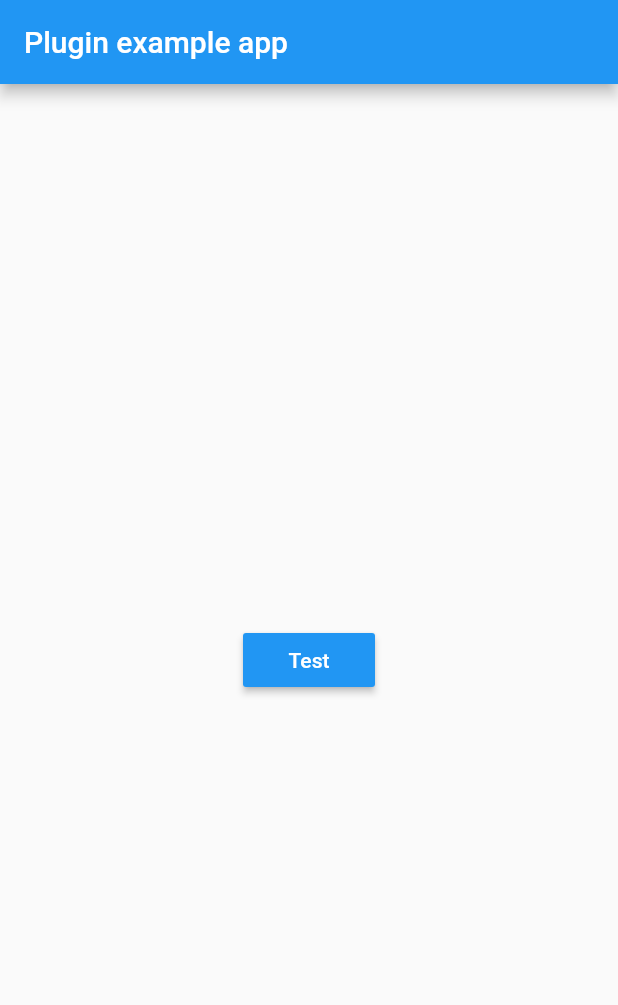
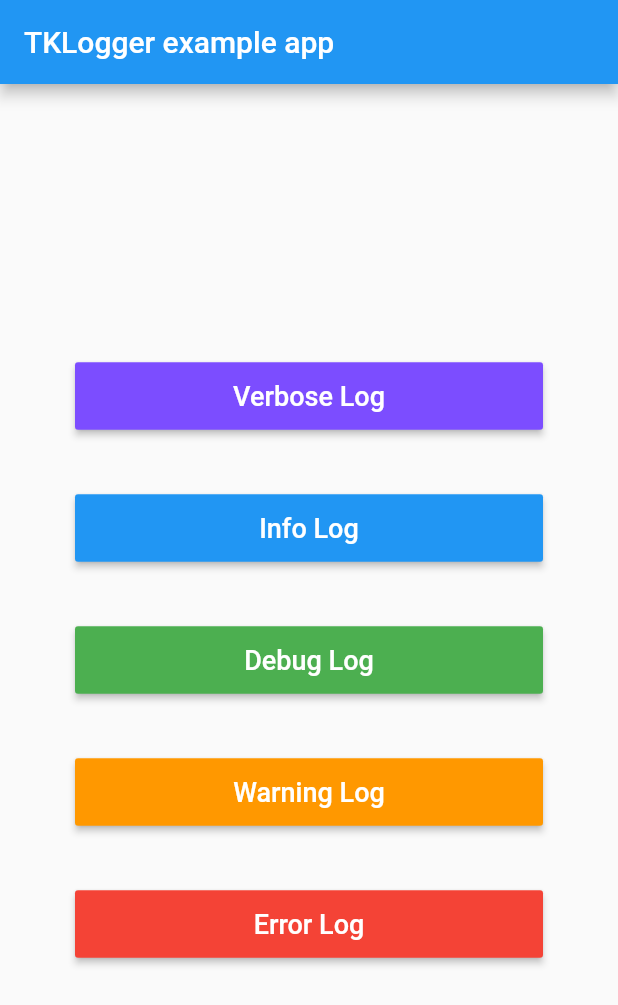
Before and after one commit to shper/TKLogger-Flutter, a Flutter app: the screen it shows after launch, on a phone screen of 412 x 824 dp. Shown: the top 1005 px of the screen. Run offline on Flutter 3.47's test engine with Material 2 defaults, Android fonts, the phone set to English and light mode, and no system bars.

Commit message:
ADD 新增控制台日志的 Example

```diff
--- a/example/lib/main.dart
+++ b/example/lib/main.dart
@@ -1,5 +1,3 @@
-import 'dart:isolate';
-
 import 'package:flutter/material.dart';
 import 'package:tk_logger/destination/tk_log_console_destination.dart';
 import 'package:tk_logger/tk_logger.dart';
@@ -11,40 +9,80 @@ void main() {
   runApp(MyApp());
 }
 
-class MyApp extends StatefulWidget {
-  @override
-  _MyAppState createState() => _MyAppState();
-}
-
-class _MyAppState extends State<MyApp> {
-  @override
-  void initState() {
-    super.initState();
-  }
-
+class MyApp extends StatelessWidget {
   @override
   Widget build(BuildContext context) {
     return MaterialApp(
       home: Scaffold(
         appBar: AppBar(
-          title: const Text('Plugin example app'),
+          title: Text('TKLogger example app'),
         ),
-        body: Center(
-          child: MaterialButton(
-            color: Colors.blue,
-            textColor: Colors.white,
-            child: new Text('Test'),
-            onPressed: () {
-              _printDebugLog();
-            },
-          ),
-        ),
+        body: HomePage(),
       ),
     );
   }
+}
+
+class HomePage extends StatelessWidget {
+  @override
+  Widget build(BuildContext context) {
+    return Container(
+        width: MediaQuery.of(context).size.width,
+        child: Column(
+          crossAxisAlignment: CrossAxisAlignment.center,
+          mainAxisAlignment: MainAxisAlignment.center,
+          children: <Widget>[
+            _buildLogButton(context, "Verbose Log", Colors.deepPurpleAccent,
+                () {
+              _printVerboseLog();
+            }),
+            _buildLogButton(context, "Info Log", Colors.blue, () {
+              _printInfoLog();
+            }),
+            _buildLogButton(context, "Debug Log", Colors.green, () {
+              _printDebugLog();
+            }),
+            _buildLogButton(context, "Warning Log", Colors.orange, () {
+              _printWarningLog();
+            }),
+            _buildLogButton(context, "Error Log", Colors.red, () {
+              _printErrorLog();
+            }),
+          ],
+        ));
+  }
+
+  Widget _buildLogButton(
+      BuildContext context, String title, Color color, VoidCallback onPressed) {
+    return Container(
+        margin: EdgeInsets.only(top: 20, bottom: 20),
+        child: MaterialButton(
+          minWidth: MediaQuery.of(context).size.width - 100,
+          height: 45,
+          textColor: Colors.white,
+          color: color,
+          child: new Text(title, style: TextStyle(fontSize: 18)),
+          onPressed: onPressed,
+        ));
+  }
+
+  void _printVerboseLog() {
+    TKLogger.verbose("This is the verbose level log.");
+  }
+
+  void _printInfoLog() {
+    TKLogger.info("This is the info level log.");
+  }
 
   void _printDebugLog() {
-    TKLogger.debug("This is a debug log");
+    TKLogger.debug("This is the debug level log.");
   }
 
+  void _printWarningLog() {
+    TKLogger.warning("This is the warning level log.");
+  }
+
+  void _printErrorLog() {
+    TKLogger.error("This is the error level log.");
+  }
 }
--- a/lib/tk_logger.dart
+++ b/lib/tk_logger.dart
@@ -1,6 +1,4 @@
 import 'dart:collection';
-import 'dart:isolate';
-
 import 'package:tk_logger/destination/tk_log_base_destination.dart';
 import 'package:tk_logger/model/tk_log_model.dart';
 import 'package:tk_logger/tk_log_level.dart';
@@ -36,12 +34,12 @@ class TKLogger {
     _dispatchLog(TKLogLevel.VERBOSE, message, interMessage: interMessage);
   }
 
+  static void info(String message, {String interMessage}) {
+    _dispatchLog(TKLogLevel.INFO, message, interMessage: interMessage);
+  }
+
   static void debug(String message, {String interMessage}) {
     _dispatchLog(TKLogLevel.DEBUG, message, interMessage: interMessage);
-  }
-
-  static void info(String message, {String interMessage}) {
-    _dispatchLog(TKLogLevel.INFO, message, interMessage: interMessage);
   }
 
   static void warning(String message, {String interMessage}) {
@@ -64,6 +62,7 @@ class TKLogger {
 
     // Use filters to process logs
 
+
     // dispatch the logs to destination
     _destinations.forEach((destination) {
       destination.handlerLog(
```
